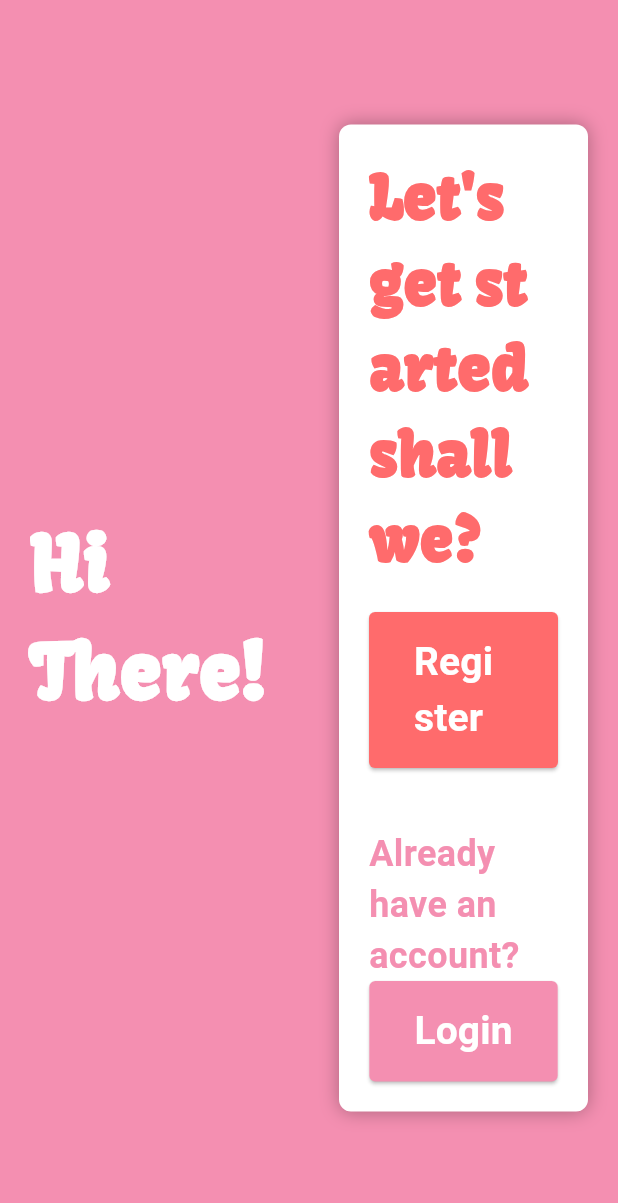
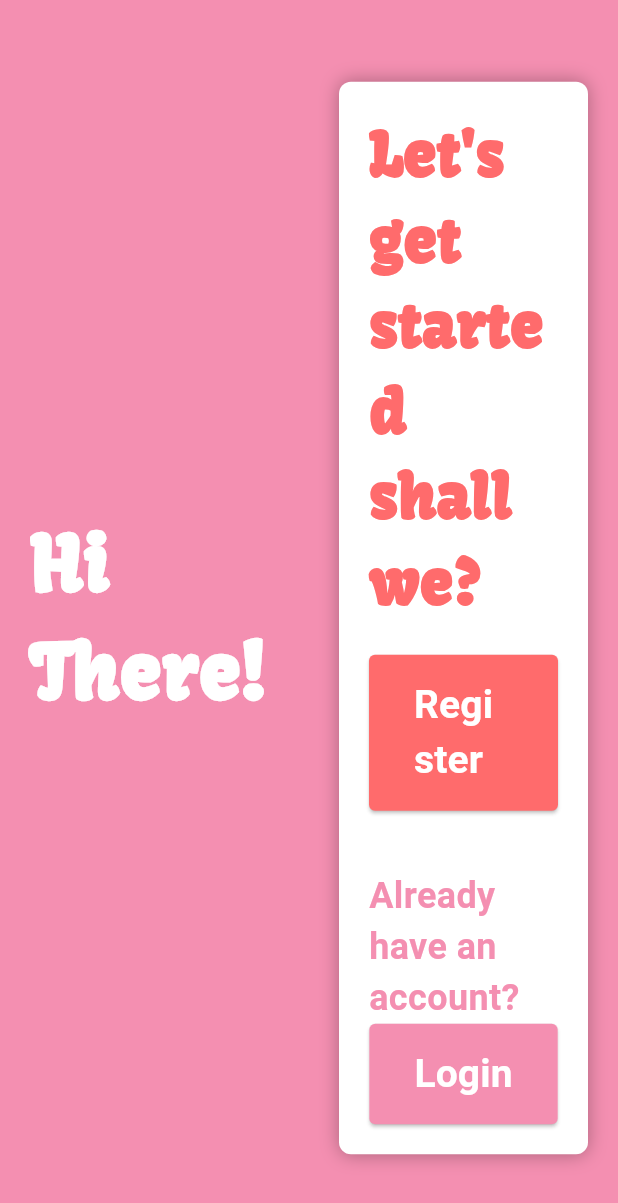
Before and after one commit to PBP-D05/bookmates_mobile, a Flutter app: the screen it shows after launch, on a phone screen of 412 x 824 dp. Shown: the top 1203 px of the screen. Run offline on Flutter 3.47's test engine with Material 3 defaults, Android fonts, the phone set to English and light mode, and no system bars; our stand-ins replace flutter_rating_bar; missing offline and left inert: pbp_django_auth.

Commit message:
home pixel overflow fixed

```diff
--- a/lib/LoginRegister/screens/home.dart
+++ b/lib/LoginRegister/screens/home.dart
@@ -27,14 +27,28 @@ class HomeScreen extends StatelessWidget {
                   children: [
                     Padding(
                       padding: const EdgeInsets.all(20.0),
-                      child: Text(
-                        'Hi There!',
+                      child: Column(
+                        crossAxisAlignment: CrossAxisAlignment.start,
+                        children: [
+                          Text(
+                        'Hi',
                         style: TextStyle(
                           color: Colors.white,
                           fontFamily: 'Kavoon',
                           fontWeight: FontWeight.bold,
                           fontSize: 50,
                         ),
+                      ),
+                      Text(
+                          'There!',
+                          style: TextStyle(
+                            color: Colors.white,
+                            fontFamily: 'Kavoon',
+                            fontWeight: FontWeight.bold,
+                            fontSize: 50,
+                          ),
+                        ),
+                        ],
                       ),
                     ),
                   ],
@@ -60,14 +74,39 @@ class HomeScreen extends StatelessWidget {
                   child: Column(
                     mainAxisAlignment: MainAxisAlignment.center,
                     children: [
-                      Text(
-                        "Let's get started shall we?",
+                      Row(
+                        children: [
+                          Expanded(
+                            child: Center(
+                            child: Text(
+                        "Let's get started",
                         style: TextStyle(
                           color: Color(0xFFFF6B6C),
                           fontFamily: 'Kavoon',
                           fontWeight: FontWeight.bold,
                           fontSize: 40,
                         ),
+                      ),
+                          ),
+                          ),
+                        ],
+                      ),
+                      Row(
+                        children: [
+                          Expanded(
+                            child: Center(
+                            child: Text(
+                        "shall we?",
+                        style: TextStyle(
+                          color: Color(0xFFFF6B6C),
+                          fontFamily: 'Kavoon',
+                          fontWeight: FontWeight.bold,
+                          fontSize: 40,
+                        ),
+                      ),
+                          ),
+                          ),
+                        ],
                       ),
                       SizedBox(height: 20),
                       ElevatedButton(
```
